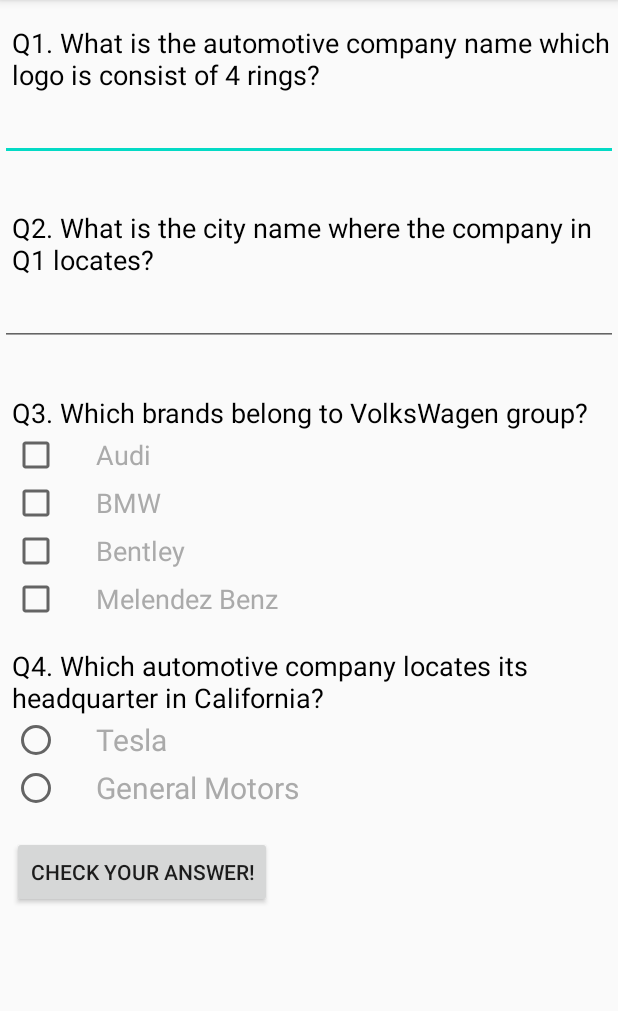
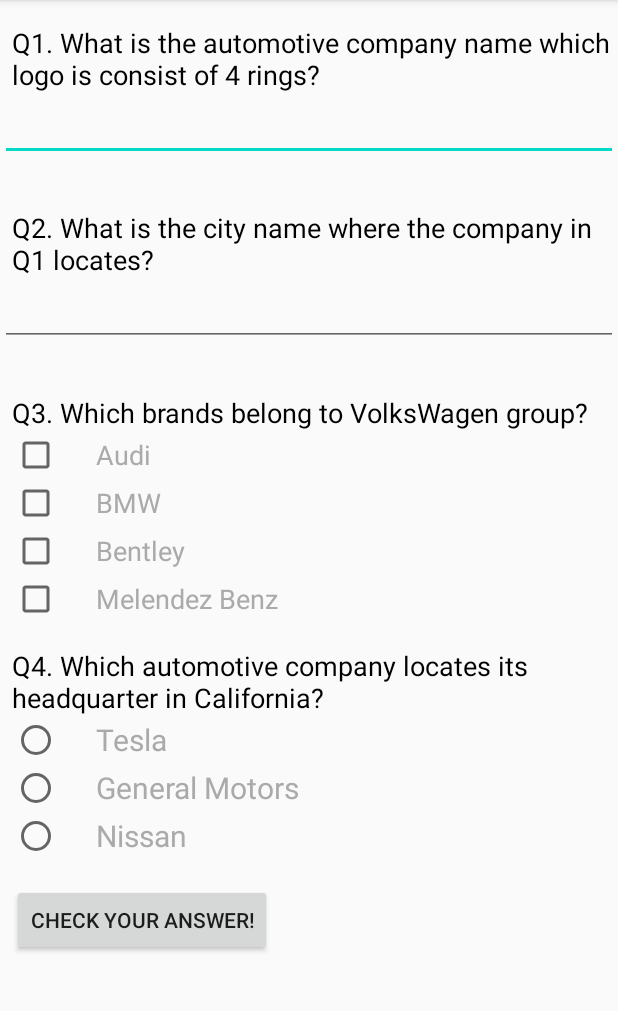
Before and after one commit to AkiraMiyakawa/quizApp, an Android app: the screen it shows after launch (MainActivity), on a phone screen of 412 x 824 dp, the part 84-1095 px from its top. Run offline under Robolectric (Android 15) with nearby library versions, the phone set to English and light mode, and no system bars.

Commit message:
add a radio button

```diff
--- a/app/src/main/res/layout/activity_main.xml
+++ b/app/src/main/res/layout/activity_main.xml
@@ -128,6 +128,17 @@
                 android:text="@string/quizFour_radio2"
 
                 android:textSize="20dp" />
+            <RadioButton
+                android:id="@+id/quizFour_radio3"
+                style="@style/checkBoxStyle"
+                android:layout_width="fill_parent"
+                android:layout_height="wrap_content"
+                android:checked="false"
+                android:paddingStart="24dp"
+                android:paddingLeft="24dp"
+                android:text="Nissan"
+
+                android:textSize="20dp" />
         </RadioGroup>
 
         <Button
```
